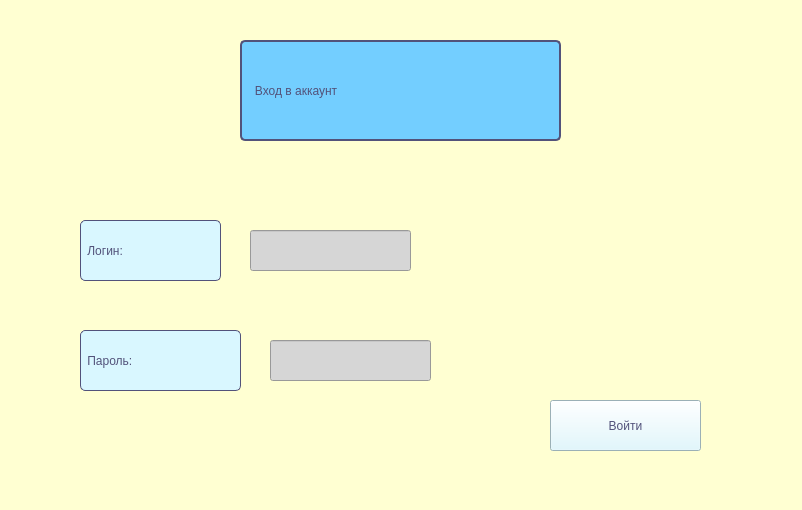
sonyachep/Universegy, file universegy.ui: the form before one commit.
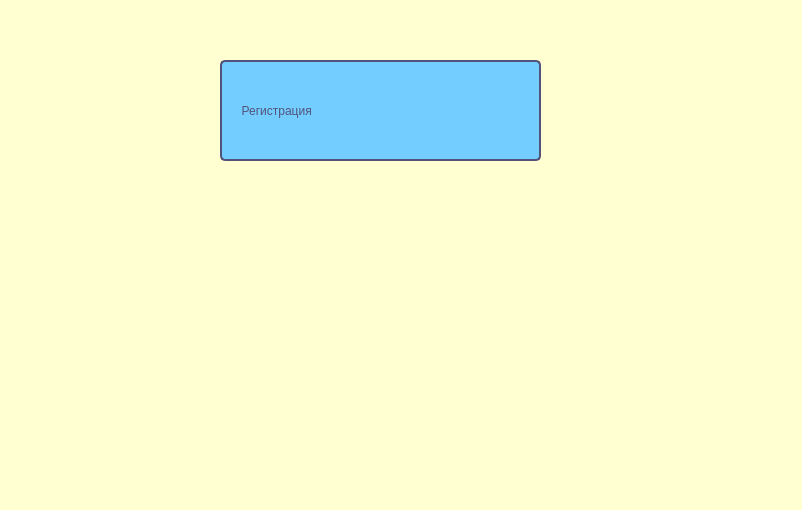
The form after the commit.

Diff of the .ui file:
```diff
--- a/universegy.ui
+++ b/universegy.ui
@@ -27,7 +27,7 @@
      <string notr="true">background-color: rgb(255, 255, 210);</string>
     </property>
     <property name="currentIndex">
-     <number>1</number>
+     <number>2</number>
     </property>
     <widget class="QWidget" name="page1">
      <widget class="QLabel" name="title_universegy">
@@ -192,6 +192,28 @@
       </property>
      </widget>
     </widget>
+    <widget class="QWidget" name="page">
+     <widget class="QLabel" name="label_4">
+      <property name="geometry">
+       <rect>
+        <x>220</x>
+        <y>60</y>
+        <width>321</width>
+        <height>101</height>
+       </rect>
+      </property>
+      <property name="styleSheet">
+       <string notr="true">font: 26pt &quot;Yandex-UI-Icons-Private&quot;;
+background-color: rgb(115, 206, 255);
+color: rgb(82, 82, 122);
+border: 2px solid  rgb(82, 82, 122);
+border-radius: 5px;</string>
+      </property>
+      <property name="text">
+       <string>     Регистрация</string>
+      </property>
+     </widget>
+    </widget>
    </widget>
   </widget>
  </widget>
```
